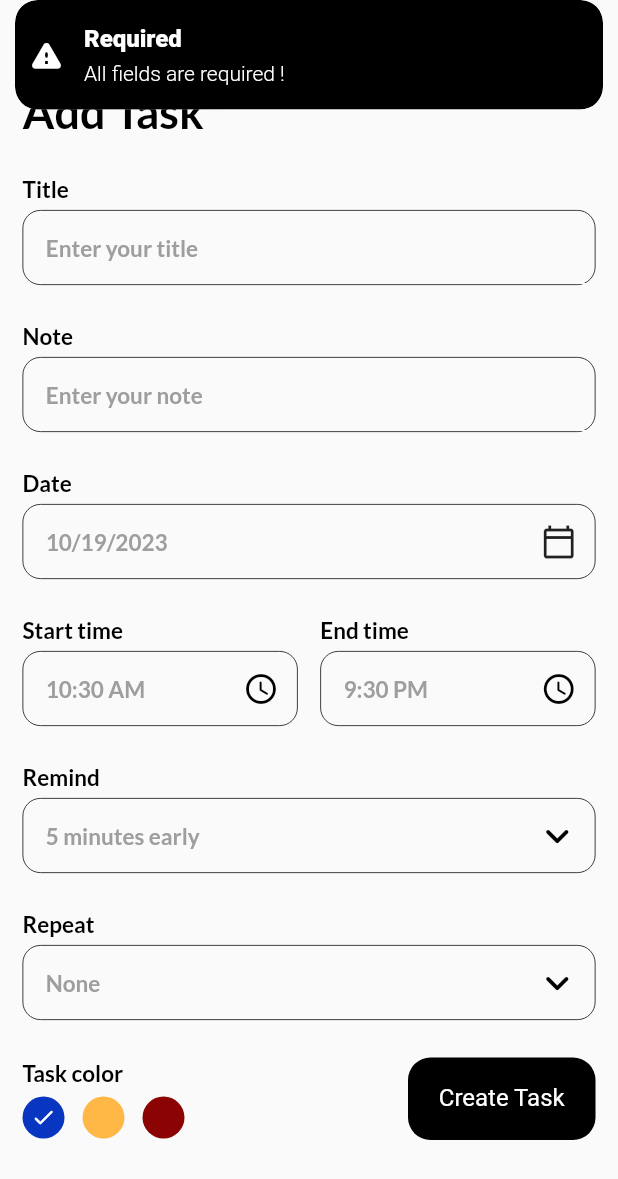
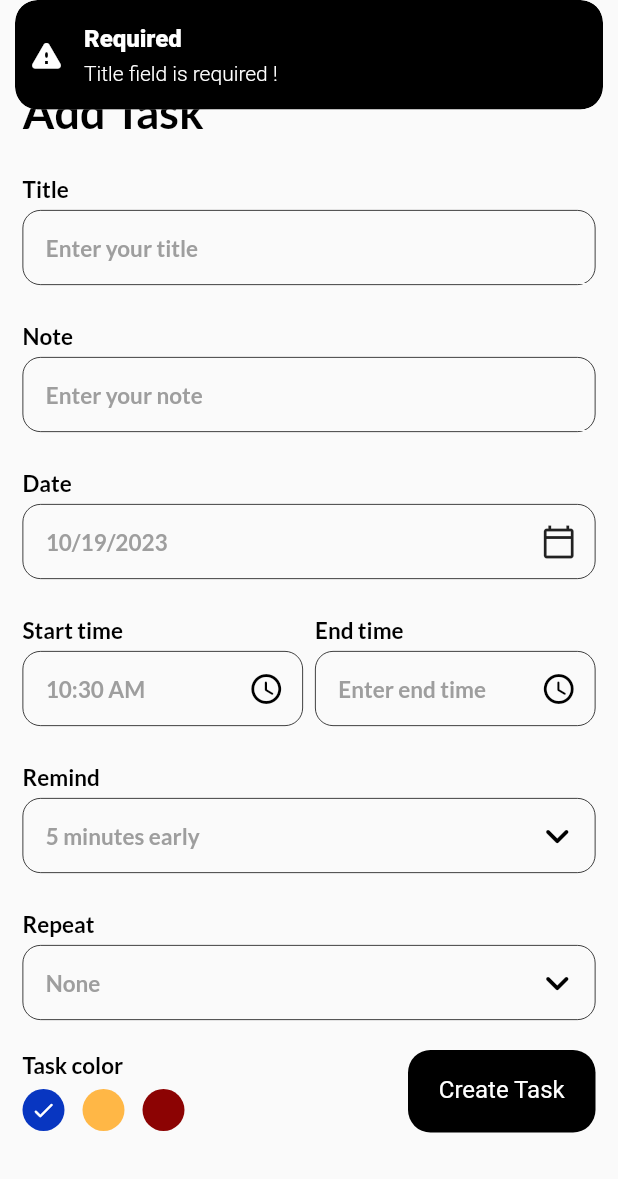
Before and after one commit to mostafa833/to_do_app, a Flutter app: the AddTaskPage screen opened directly, after a tap on "Create Task", on a phone screen of 412 x 824 dp. Shown: the top 1179 px of the screen. Run offline on Flutter 3.47's test engine with Material 2 defaults, Android fonts, the phone set to English and light mode, and no system bars; our stand-ins replace date_picker_timeline, flutter_local_notifications, flutter_staggered_animations, flutter_timezone, get, get_storage and 3 more; accounts and stored records are empty.

Commit message:
first changes

```diff
--- a/lib/ui/add_task_bar.dart
+++ b/lib/ui/add_task_bar.dart
@@ -20,7 +20,7 @@ class _AddTaskPageState extends State<AddTaskPage> {
   final TextEditingController _titleController = TextEditingController();
   final TextEditingController _noteController = TextEditingController();
   DateTime _selectedDate = DateTime.now();
-  String _endTime = "9:30 PM";
+  String _endTime = "Enter end time";
   String _startTime = DateFormat("hh:mm a").format(DateTime.now()).toString();
   int _selectedRemind = 5;
   List<int> remindList = [5, 10, 15, 20];
@@ -56,6 +56,7 @@ class _AddTaskPageState extends State<AddTaskPage> {
                   title: "Date",
                   hint: DateFormat.yMd().format(_selectedDate),
                   widget: IconButton(
+                    iconSize: 24,
                     icon: Icon(Icons.calendar_today_outlined),
                     onPressed: () {
                       _getDateFromUser();
@@ -69,6 +70,7 @@ class _AddTaskPageState extends State<AddTaskPage> {
                         title: "Start time",
                         hint: _startTime,
                         widget: IconButton(
+                          iconSize: 24,
                           onPressed: () {
                             _getTimeFromUser(isStartTime: true);
                           },
@@ -79,12 +81,13 @@ class _AddTaskPageState extends State<AddTaskPage> {
                         ),
                       ),
                     ),
-                    SizedBox(width: 15),
+                    SizedBox(width: 8),
                     Expanded(
                       child: MyInputField(
                         title: "End time",
                         hint: _endTime,
                         widget: IconButton(
+                          iconSize: 24,
                           onPressed: () {
                             _getTimeFromUser(isStartTime: false);
                           },
@@ -157,7 +160,7 @@ class _AddTaskPageState extends State<AddTaskPage> {
                   ),
                 ),
                 SizedBox(
-                  height: 25,
+                  height: 20,
                 ),
                 Row(
                   mainAxisAlignment: MainAxisAlignment.spaceBetween,
@@ -174,11 +177,11 @@ class _AddTaskPageState extends State<AddTaskPage> {
   }
 
   _validateDate() {
-    if (_titleController.text.isNotEmpty && _noteController.text.isNotEmpty) {
+    if (_titleController.text.isNotEmpty) {
       _addTaskToDb();
       Get.back();
-    } else if (_titleController.text.isEmpty || _noteController.text.isEmpty) {
-      Get.snackbar("Required", "All fields are required !",
+    } else if (_titleController.text.isEmpty) {
+      Get.snackbar("Required", "Title field is required !",
           snackPosition: SnackPosition.TOP,
           backgroundColor: Get.isDarkMode ? Colors.white : Colors.black,
           colorText: Get.isDarkMode ? Colors.black : Colors.white,
--- a/lib/ui/home_page.dart
+++ b/lib/ui/home_page.dart
@@ -123,7 +123,7 @@ class _HomePageState extends State<HomePage> {
         padding: const EdgeInsets.only(top: 4),
         height: task.isCompleted == 1
             ? MediaQuery.of(context).size.height * 0.24
-            : MediaQuery.of(context).size.height * 0.25,
+            : MediaQuery.of(context).size.height * 0.30,
         color: Get.isDarkMode ? Colors.black : Colors.white,
         child: Column(
           children: [
@@ -166,7 +166,7 @@ class _HomePageState extends State<HomePage> {
                 isClose: true,
                 context: context),
             SizedBox(
-              height: 10,
+              height: 40,
             )
           ],
         ),
@@ -194,7 +194,7 @@ class _HomePageState extends State<HomePage> {
                       ? Colors.white
                       : Colors.black
                   : clr),
-          borderRadius: BorderRadius.circular(20),
+          borderRadius: BorderRadius.circular(15),
           color: isClose == true
               ? Get.isDarkMode
                   ? Colors.black
--- a/lib/ui/widgets/task_tile.dart
+++ b/lib/ui/widgets/task_tile.dart
@@ -20,7 +20,7 @@ class TaskTile extends StatelessWidget {
         padding: EdgeInsets.all(16),
         //  width: SizeConfig.screenWidth * 0.78,
         decoration: BoxDecoration(
-          borderRadius: BorderRadius.circular(16),
+          borderRadius: BorderRadius.circular(15),
           color: _getBGClr(task?.color??0),
         ),
         child: Row(children: [
@@ -75,7 +75,7 @@ class TaskTile extends StatelessWidget {
             color: Colors.grey[200]!.withOpacity(0.7),
           ),
           RotatedBox(
-            quarterTurns: 3,
+            quarterTurns: 4,
             child: Text(
               task!.isCompleted == 1 ? "COMPLETED" : "TODO",
               style: GoogleFonts.lato(
```
